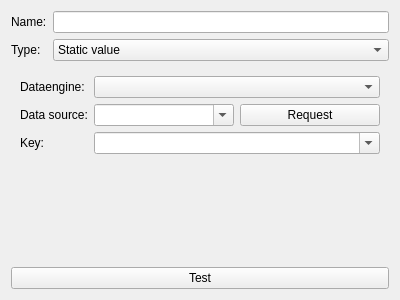
Qt form plugins/Commands/Dialog/createboundvalue.ui (KDE/simon) before a commit.
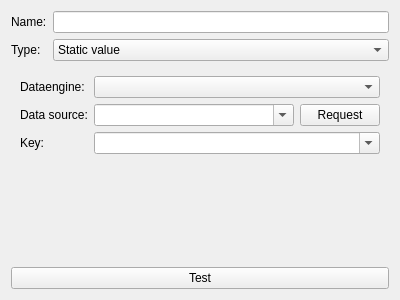
The same form after that commit. The open tabs and pages were chosen to show the change. Custom widgets are drawn as their Qt base class.

Commit message:
Bugfixing in the bound value configuration;
Plasma bound values now correctly trap the return key;
The input combo boxes expand now;
Correctly clearing the combo boxes to remove old keys of previously
loaded data engines

Patch:
```diff
--- a/plugins/Commands/Dialog/createboundvalue.ui
+++ b/plugins/Commands/Dialog/createboundvalue.ui
@@ -106,6 +106,12 @@
         <layout class="QHBoxLayout" name="horizontalLayout">
          <item>
           <widget class="KComboBox" name="cbDataSource">
+           <property name="sizePolicy">
+            <sizepolicy hsizetype="MinimumExpanding" vsizetype="Fixed">
+             <horstretch>0</horstretch>
+             <verstretch>0</verstretch>
+            </sizepolicy>
+           </property>
            <property name="editable">
             <bool>true</bool>
            </property>
```
Left out of the diff: 16 changed lines with no effect on the pictures. The commit also changes 1 other file.
